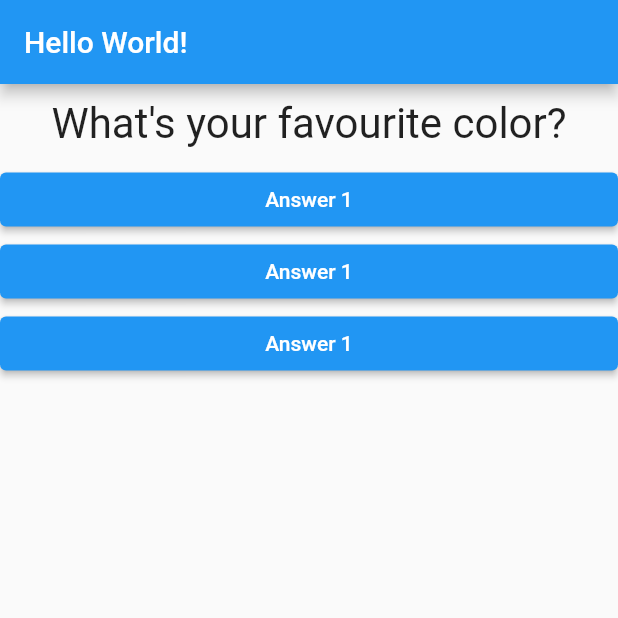
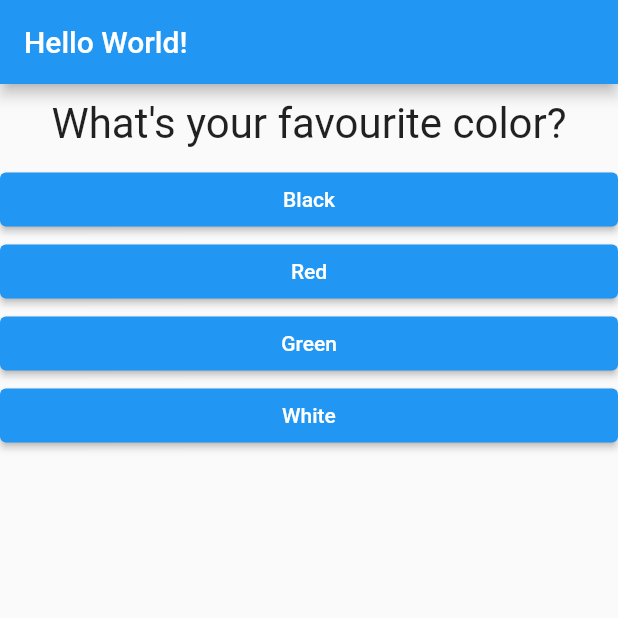
Before and after one commit to guplem/LearningFlutter, a Flutter app: the screen it shows after launch, on a phone screen of 412 x 824 dp, the top half of it. Run offline on Flutter 3.47's test engine with Material 2 defaults, Android fonts, the phone set to English and light mode, and no system bars.

Commit message:
Dynamic number of buttons
Dynamic number of buttons

```diff
--- a/flutter_complete_guide/lib/answer.dart
+++ b/flutter_complete_guide/lib/answer.dart
@@ -5,8 +5,9 @@ import 'package:flutter/material.dart';
 class Answer extends StatelessWidget {
 
   final VoidCallback callback;
+  final String answerText;
 
-  Answer(this.callback);
+  Answer(this.callback, this.answerText);
 
   @override
   Widget build(BuildContext context) {
@@ -18,7 +19,7 @@ class Answer extends StatelessWidget {
             foregroundColor: MaterialStateProperty.all(Colors.white), // Text
           ),
           onPressed: callback,
-          child: Text("Answer 1"),
+          child: Text(answerText),
         ));
   }
 }
--- a/flutter_complete_guide/lib/main.dart
+++ b/flutter_complete_guide/lib/main.dart
@@ -18,8 +18,16 @@ class _MyAppState extends State<MyApp> {
 
   var _questionIndex = 0;
   final _questions = [
-    "What's your favourite color?",
-    "What's your favourite animal?",
+    // List of Maps
+    {
+      // This is a Map<String, Object> (it can be any type)
+      "questionText": "What's your favourite color?",
+      "answers": ["Black", "Red", "Green", "White"]
+    },
+    {
+      "questionText": "What's your favourite pet?",
+      "answers": ["Dog", "Cat", "Hedgehog"]
+    },
   ];
 
   void _answerQuestion(){
@@ -29,7 +37,7 @@ class _MyAppState extends State<MyApp> {
         _questionIndex = 0;
     });
     print ("Answer chosen!");
-    print ("New question: " + _questions.elementAt(_questionIndex));
+    print("New question: " + _questions.elementAt(_questionIndex)["questionText"].toString());
   }
 
   @override
@@ -41,10 +49,13 @@ class _MyAppState extends State<MyApp> {
         ),
         body: Column(
           children: [
-            Question(_questions[_questionIndex]),
-            Answer(_answerQuestion), // We pass the pointer to the function
-            Answer(_answerQuestion),
-            Answer(_answerQuestion),
+            Question(_questions[_questionIndex]["questionText"].toString()),
+            // The "..." takes the values of the list and puts them in the parent list (instead of putting a list in the "children" list).
+            ...(_questions[_questionIndex]["answers"] as List<String>).map(// "map" calls a method for each element in the list.
+                (answer) {
+              // The method has as parameter the element of the list
+              return Answer(_answerQuestion, answer);
+            }).toList()
           ],
         ),
       ),
```
